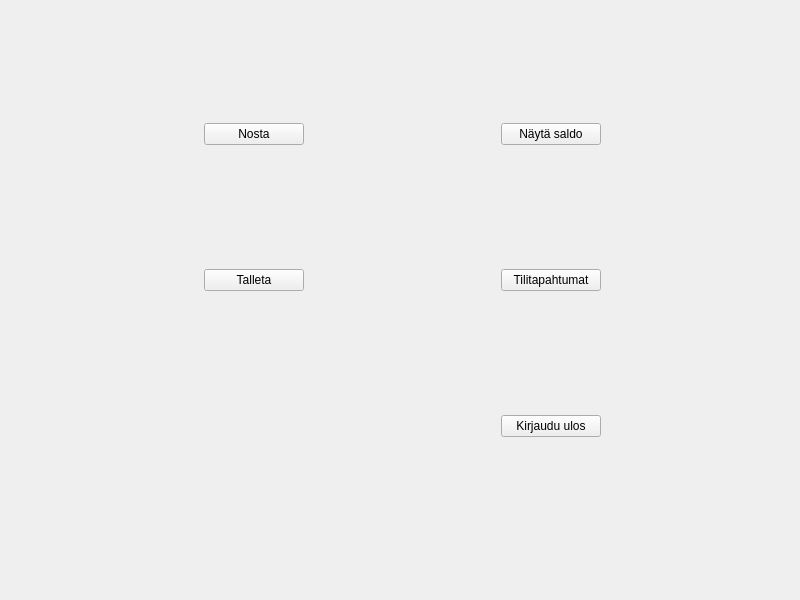
Old version of the form frontend/menuwindow.ui in the repository 22kmo-project/group_10.
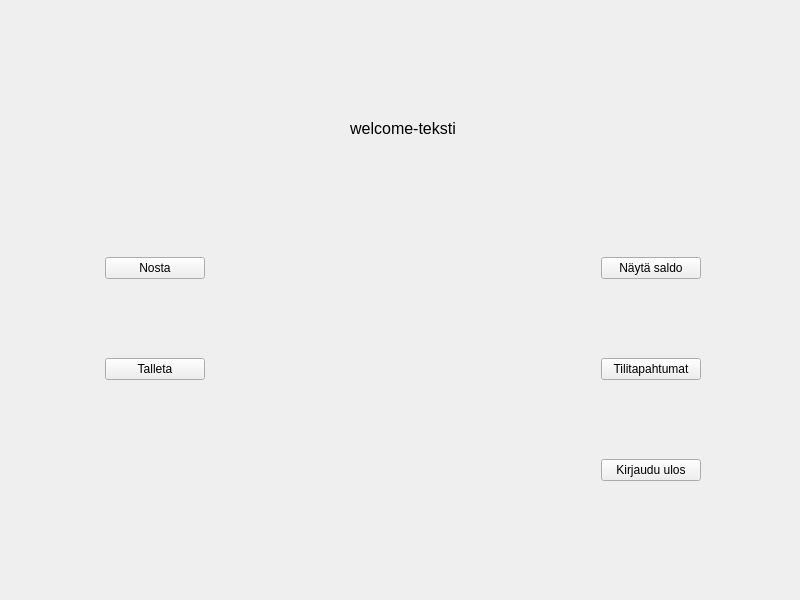
New version of the form.

What changed in the file:
```diff
--- a/frontend/menuwindow.ui
+++ b/frontend/menuwindow.ui
@@ -36,7 +36,7 @@
       </rect>
      </property>
      <layout class="QGridLayout" name="gridLayout">
-      <item row="1" column="1">
+      <item row="2" column="2">
        <widget class="QPushButton" name="transactionButton">
         <property name="maximumSize">
          <size>
@@ -50,6 +50,19 @@
        </widget>
       </item>
       <item row="1" column="0">
+       <widget class="QPushButton" name="withdrawButton">
+        <property name="maximumSize">
+         <size>
+          <width>100</width>
+          <height>16777215</height>
+         </size>
+        </property>
+        <property name="text">
+         <string>Nosta</string>
+        </property>
+       </widget>
+      </item>
+      <item row="2" column="0">
        <widget class="QPushButton" name="depositButton">
         <property name="maximumSize">
          <size>
@@ -62,7 +75,20 @@
         </property>
        </widget>
       </item>
-      <item row="0" column="1">
+      <item row="3" column="2">
+       <widget class="QPushButton" name="logoutButton">
+        <property name="maximumSize">
+         <size>
+          <width>100</width>
+          <height>16777215</height>
+         </size>
+        </property>
+        <property name="text">
+         <string>Kirjaudu ulos</string>
+        </property>
+       </widget>
+      </item>
+      <item row="1" column="2">
        <widget class="QPushButton" name="balanceButton">
         <property name="enabled">
          <bool>true</bool>
@@ -78,29 +104,24 @@
         </property>
        </widget>
       </item>
-      <item row="0" column="0">
-       <widget class="QPushButton" name="withdrawButton">
+      <item row="0" column="1">
+       <widget class="QLabel" name="labelUserId">
         <property name="maximumSize">
          <size>
-          <width>100</width>
-          <height>16777215</height>
+          <width>200</width>
+          <height>100</height>
          </size>
         </property>
-        <property name="text">
-         <string>Nosta</string>
+        <property name="font">
+         <font>
+          <pointsize>12</pointsize>
+         </font>
         </property>
-       </widget>
-      </item>
-      <item row="2" column="1">
-       <widget class="QPushButton" name="logoutButton">
-        <property name="maximumSize">
-         <size>
-          <width>100</width>
-          <height>16777215</height>
-         </size>
-        </property>
         <property name="text">
-         <string>Kirjaudu ulos</string>
+         <string>welcome-teksti</string>
+        </property>
+        <property name="alignment">
+         <set>Qt::AlignCenter</set>
         </property>
        </widget>
       </item>
```
